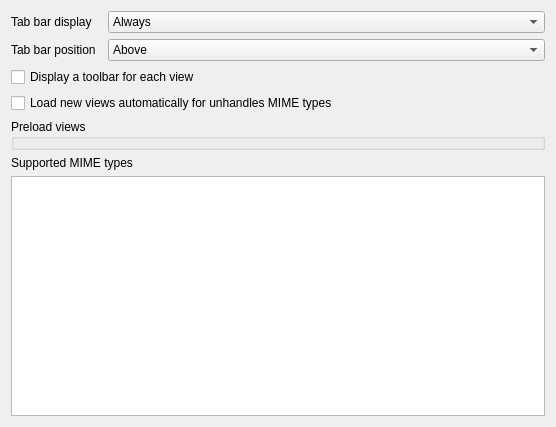
Above: src/prefs_views.ui from UjOwtuc/quadkonsole4 before the change. Below: the same form after it.
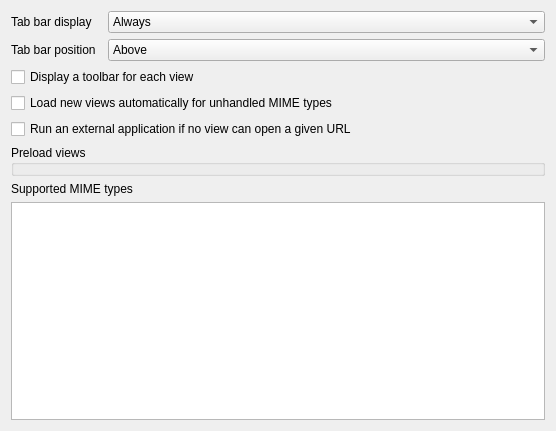
That is the form after the change. Custom widgets are drawn as their Qt base class.

Diff of the .ui file:
```diff
--- a/src/prefs_views.ui
+++ b/src/prefs_views.ui
@@ -7,14 +7,14 @@
     <x>0</x>
     <y>0</y>
     <width>556</width>
-    <height>427</height>
+    <height>431</height>
    </rect>
   </property>
   <property name="windowTitle">
    <string>Views</string>
   </property>
   <layout class="QGridLayout" name="gridLayout">
-   <item row="4" column="0" colspan="3">
+   <item row="5" column="0" colspan="3">
     <widget class="KEditListBox" name="kcfg_views">
      <property name="title">
       <string>Preload views</string>
@@ -37,10 +37,10 @@
      </property>
     </widget>
    </item>
-   <item row="6" column="0" colspan="3">
+   <item row="7" column="0" colspan="3">
     <widget class="QListWidget" name="mimeList"/>
    </item>
-   <item row="5" column="0" colspan="3">
+   <item row="6" column="0" colspan="3">
     <widget class="QLabel" name="mimeTypesLabel">
      <property name="text">
       <string>Supported MIME types</string>
@@ -50,7 +50,7 @@
    <item row="3" column="0" colspan="3">
     <widget class="QCheckBox" name="kcfg_autoloadView">
      <property name="text">
-      <string>Load new views automatically for unhandles MIME types</string>
+      <string>Load new views automatically for unhandled MIME types</string>
      </property>
     </widget>
    </item>
@@ -113,6 +113,13 @@
      </item>
     </widget>
    </item>
+   <item row="4" column="0" colspan="3">
+    <widget class="QCheckBox" name="kcfg_runExternal">
+     <property name="text">
+      <string>Run an external application if no view can open a given URL</string>
+     </property>
+    </widget>
+   </item>
   </layout>
  </widget>
  <customwidgets>
```
